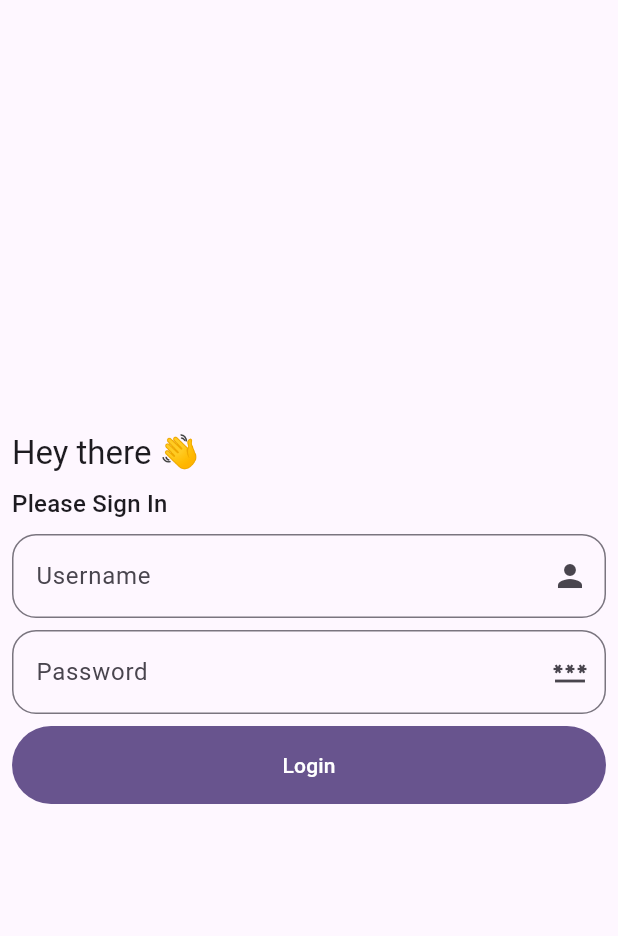
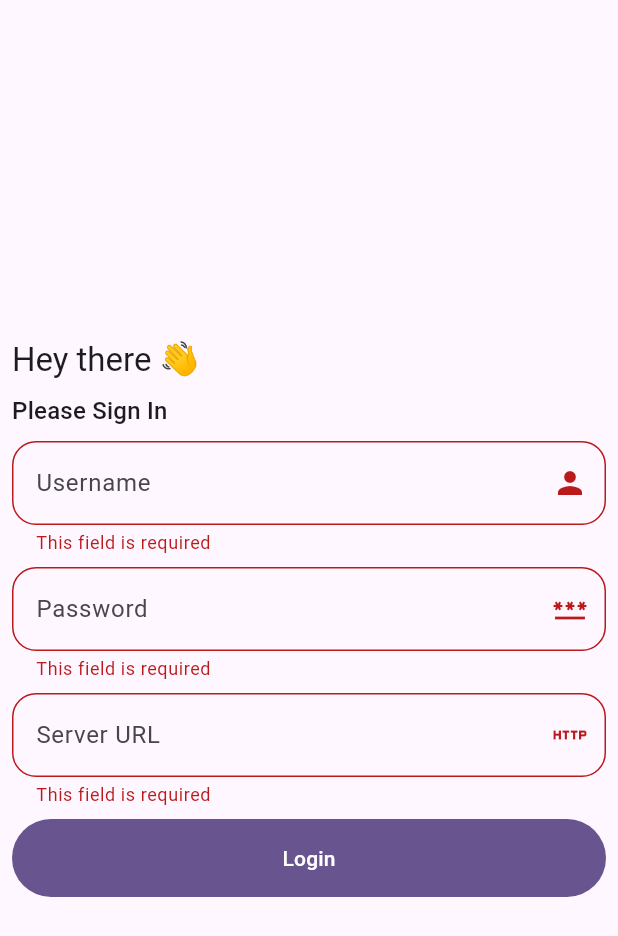
Before and after one commit to JulyWitch/Dururu, a Flutter app: the screen it shows after launch, after a tap on "Login", on a phone screen of 412 x 824 dp. Shown: the top 936 px of the screen. Run offline on Flutter 3.47's test engine with Material 3 defaults, Android fonts, the phone set to English and light mode, and no system bars; our stand-ins replace dio, flutter_riverpod, flutter_secure_storage, go_router, riverpod_annotation; missing offline and left inert: animated_snack_bar; generated files the repository leaves out were written again.

Commit message:
✨ Introduce login page

```diff
--- a/lib/main.dart
+++ b/lib/main.dart
@@ -1,13 +1,38 @@
-import 'package:dururu/presentation/login/page.dart';
+import 'package:dururu/presentation/home.dart';
+import 'package:dururu/presentation/login.dart';
+import 'package:dururu/providers/auth.dart';
 import 'package:flutter/material.dart';
+import 'package:flutter_riverpod/flutter_riverpod.dart';
 import 'package:go_router/go_router.dart';
 
 void main() {
-  runApp(const MyApp());
+  runApp(const ProviderScope(child: MyApp()));
 }
 
-class MyApp extends StatelessWidget {
+class MyApp extends ConsumerStatefulWidget {
   const MyApp({super.key});
+
+  @override
+  ConsumerState<MyApp> createState() => _MyAppState();
+}
+
+class _MyAppState extends ConsumerState<MyApp> {
+  late final _router = GoRouter(
+    routes: [
+      GoRoute(
+        path: '/',
+        builder: (context, state) => const HomePage(),
+        redirect: (context, state) async {
+          if (await ref.read(authProvider.future) == null) return '/login';
+          return null;
+        },
+      ),
+      GoRoute(
+        path: '/login',
+        builder: (context, state) => const LoginPage(),
+      ),
+    ],
+  );
 
   @override
   Widget build(BuildContext context) {
@@ -19,7 +44,8 @@ class MyApp extends StatelessWidget {
         useMaterial3: true,
         filledButtonTheme: FilledButtonThemeData(
           style: ButtonStyle(
-            padding: WidgetStateProperty.all(const EdgeInsets.symmetric(vertical: 16)),
+            padding: WidgetStateProperty.all(
+                const EdgeInsets.symmetric(vertical: 16)),
           ),
         ),
         inputDecorationTheme: InputDecorationTheme(
@@ -31,12 +57,3 @@ class MyApp extends StatelessWidget {
     );
   }
 }
-
-final _router = GoRouter(
-  routes: [
-    GoRoute(
-      path: '/',
-      builder: (context, state) => const LoginPage(),
-    ),
-  ],
-);
--- /dev/null
+++ b/lib/presentation/login.dart
@@ -0,0 +1,136 @@
+import 'package:animated_snack_bar/animated_snack_bar.dart';
+import 'package:dururu/providers/auth.dart';
+import 'package:flutter/foundation.dart';
+import 'package:flutter/material.dart';
+import 'package:flutter_riverpod/flutter_riverpod.dart';
+import 'package:go_router/go_router.dart';
+
+class LoginPage extends ConsumerStatefulWidget {
+  const LoginPage({super.key});
+
+  @override
+  ConsumerState<ConsumerStatefulWidget> createState() => _LoginPageState();
+}
+
+class _LoginPageState extends ConsumerState<LoginPage> {
+  final formKey = GlobalKey<FormState>();
+  String? username;
+  String? password;
+  String? serverUrl;
+  Future<void>? loginFuture;
+
+  @override
+  Widget build(BuildContext context) {
+    return Scaffold(
+      body: SingleChildScrollView(
+        child: SizedBox(
+          height: MediaQuery.sizeOf(context).height,
+          width: MediaQuery.sizeOf(context).width,
+          child: Padding(
+            padding: const EdgeInsets.all(8.0),
+            child: Form(
+              key: formKey,
+              child: Column(
+                mainAxisAlignment: MainAxisAlignment.center,
+                crossAxisAlignment: CrossAxisAlignment.stretch,
+                children: [
+                  Text(
+                    'Hey there 👋',
+                    style: Theme.of(context).textTheme.titleLarge,
+                  ),
+                  const SizedBox(height: 8),
+                  Text(
+                    'Please Sign In',
+                    style: Theme.of(context).textTheme.titleMedium,
+                  ),
+                  const SizedBox(height: 8),
+                  TextFormField(
+                    validator: (v) {
+                      if (v == null || v.isEmpty) {
+                        return "This field is required";
+                      }
+                      return null;
+                    },
+                    onSaved: (v) => username = v,
+                    initialValue: kDebugMode ? 'demo' : '',
+                    decoration: const InputDecoration(
+                      hintText: "Username",
+                      suffixIcon: Icon(Icons.person),
+                    ),
+                  ),
+                  const SizedBox(height: 8),
+                  TextFormField(
+                    validator: (v) {
+                      if (v == null || v.isEmpty) {
+                        return "This field is required";
+                      }
+                      return null;
+                    },
+                    onSaved: (v) => password = v,
+                    initialValue: kDebugMode ? 'demo' : '',
+                    obscureText: true,
+                    decoration: const InputDecoration(
+                      hintText: "Password",
+                      suffixIcon: Icon(Icons.password),
+                    ),
+                  ),
+                  const SizedBox(height: 8),
+                  TextFormField(
+                    validator: (v) {
+                      if (v == null || v.isEmpty) {
+                        return "This field is required";
+                      }
+                      return null;
+                    },
+                    initialValue:
+                        kDebugMode ? 'https://demo.navidrome.org' : '',
+                    onSaved: (v) => serverUrl = v,
+                    decoration: const InputDecoration(
+                      hintText: "Server URL",
+                      suffixIcon: Icon(Icons.http),
+                    ),
+                  ),
+                  const SizedBox(height: 8),
+                  FutureBuilder<void>(
+                      future: loginFuture,
+                      builder: (context, snapshot) {
+                        return FilledButton(
+                          onPressed: snapshot.connectionState ==
+                                  ConnectionState.waiting
+                              ? null
+                              : () {
+                                  if (!formKey.currentState!.validate()) return;
+                                  formKey.currentState!.save();
+
+                                  loginFuture = ref
+                                      .read(authProvider.notifier)
+                                      .login(
+                                        username: username!,
+                                        password: password!,
+                                        serverUrl: serverUrl!,
+                                      )
+                                      .catchError((e) {
+                                    debugPrint(e.toString());
+                                    AnimatedSnackBar.material(
+                                      "Failed to login, $e",
+                                      type: AnimatedSnackBarType.error,
+                                      // ignore: use_build_context_synchronously
+                                    ).show(context);
+                                  }).then((v) {
+                                    // ignore: use_build_context_synchronously
+                                    GoRouter.of(context).go('/');
+                                  });
+                                  setState(() {});
+                                },
+                          child: const Text("Login"),
+                        );
+                      })
+                ],
+              ),
+            ),
+          ),
+        ),
+      ),
+    );
+  }
+}
--- a/lib/presentation/login/page.dart
+++ /dev/null
@@ -1,55 +0,0 @@
-import 'package:flutter/material.dart';
-
-class LoginPage extends StatelessWidget {
-  const LoginPage({super.key});
-
-  @override
-  Widget build(BuildContext context) {
-    return Scaffold(
-      body: SingleChildScrollView(
-        child: SizedBox(
-          height: MediaQuery.sizeOf(context).height,
-          width: MediaQuery.sizeOf(context).width,
-          child: Padding(
-            padding: const EdgeInsets.all(8.0),
-            child: Column(
-              mainAxisAlignment: MainAxisAlignment.center,
-              crossAxisAlignment: CrossAxisAlignment.stretch,
-              children: [
-                Text(
-                  'Hey there 👋',
-                  style: Theme.of(context).textTheme.titleLarge,
-                ),
-                const SizedBox(height: 8),
-                Text(
-                  'Please Sign In',
-                  style: Theme.of(context).textTheme.titleMedium,
-                ),
-                const SizedBox(height: 8),
-                TextField(
-                  decoration: InputDecoration(
-                    hintText: "Username",
-                    suffixIcon: Icon(Icons.person),
-                  ),
-                ),
-                const SizedBox(height: 8),
-                TextField(
-                  obscureText: true,
-                  decoration: InputDecoration(
-                    hintText: "Password",
-                    suffixIcon: Icon(Icons.password),
-                  ),
-                ),
-                const SizedBox(height: 8),
-                FilledButton(
-                  onPressed: () {},
-                  child: Text("Login"),
-                )
-              ],
-            ),
-          ),
-        ),
-      ),
-    );
-  }
-}
--- a/pubspec.yaml
+++ b/pubspec.yaml
@@ -17,6 +17,11 @@ dependencies:
   riverpod: ^2.6.1
   riverpod_annotation: ^2.6.1
   go_router: ^14.6.0
+  flutter_secure_storage: ^9.2.2
+  dio: ^5.7.0
+  crypto: ^3.0.6
+  flutter_riverpod: ^2.6.1
+  animated_snack_bar: ^0.4.0
 
 dev_dependencies:
   flutter_test:
```
Also changed, not shown: lib/models/auth_model.dart (added, +27 -0 lines), lib/presentation/home.dart (added, +12 -0 lines), lib/providers/auth.dart (+59 -1 lines), lib/providers/auth.g.dart, pubspec.lock, 6 other files.
